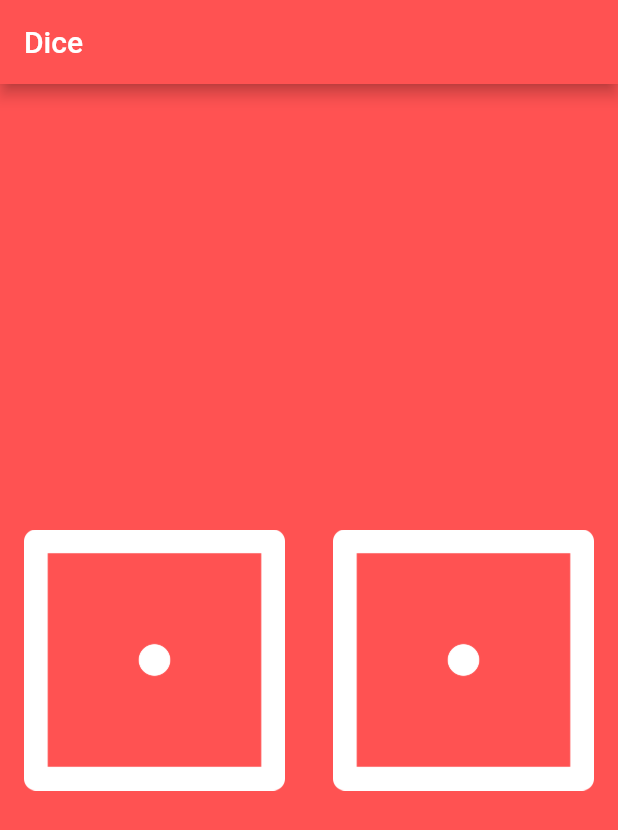
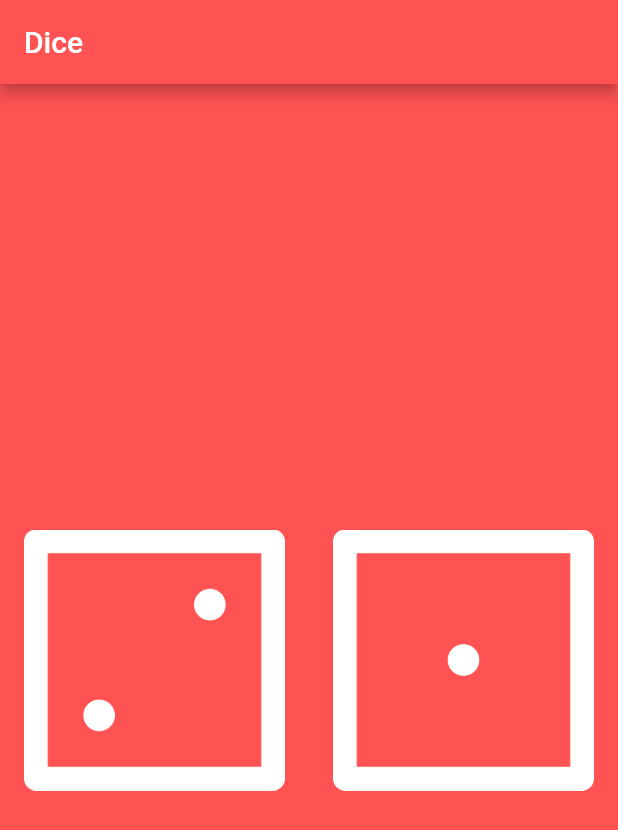
Before and after one commit to selpeapi/dicee_fltt_pra2, a Flutter app: the screen it shows after launch, on a phone screen of 412 x 824 dp. Shown: the top 830 px of the screen. Run offline on Flutter 3.47's test engine with Material 2 defaults, Android fonts, the phone set to English and light mode, and no system bars.

Commit message:
주사위 앱 만들기 step. 3.1 +버튼 클릭 시 변수의 값에 따라 이미지 변경 코드 추가

```diff
--- a/lib/main.dart
+++ b/lib/main.dart
@@ -19,6 +19,8 @@ void main() {
 class DicePage extends StatelessWidget {
   @override
   Widget build(BuildContext context) {
+    var leftDiceNumber = 2;
+
     return Center(
       child: Row(
         children: [
@@ -31,7 +33,7 @@ class DicePage extends StatelessWidget {
                 },
                 padding: EdgeInsets.all(0),
                 child: Image(
-                  image: AssetImage("images/dice1.png"),
+                  image: AssetImage("images/dice${leftDiceNumber}.png"),
                 ),
               ),
             ),
```
